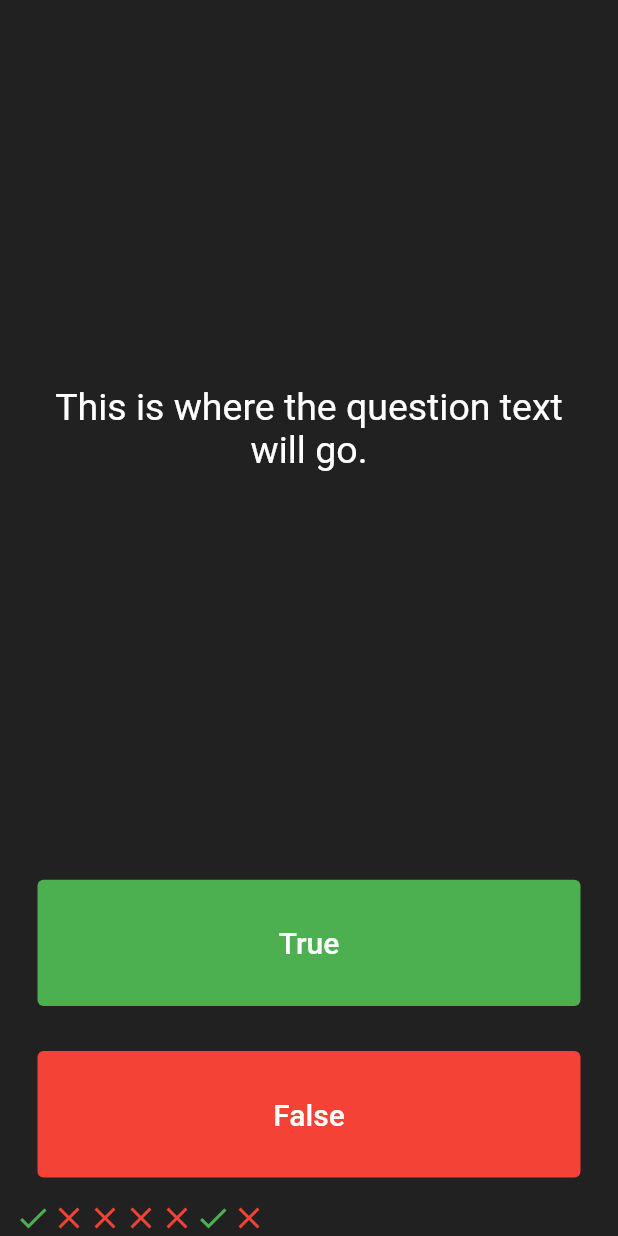
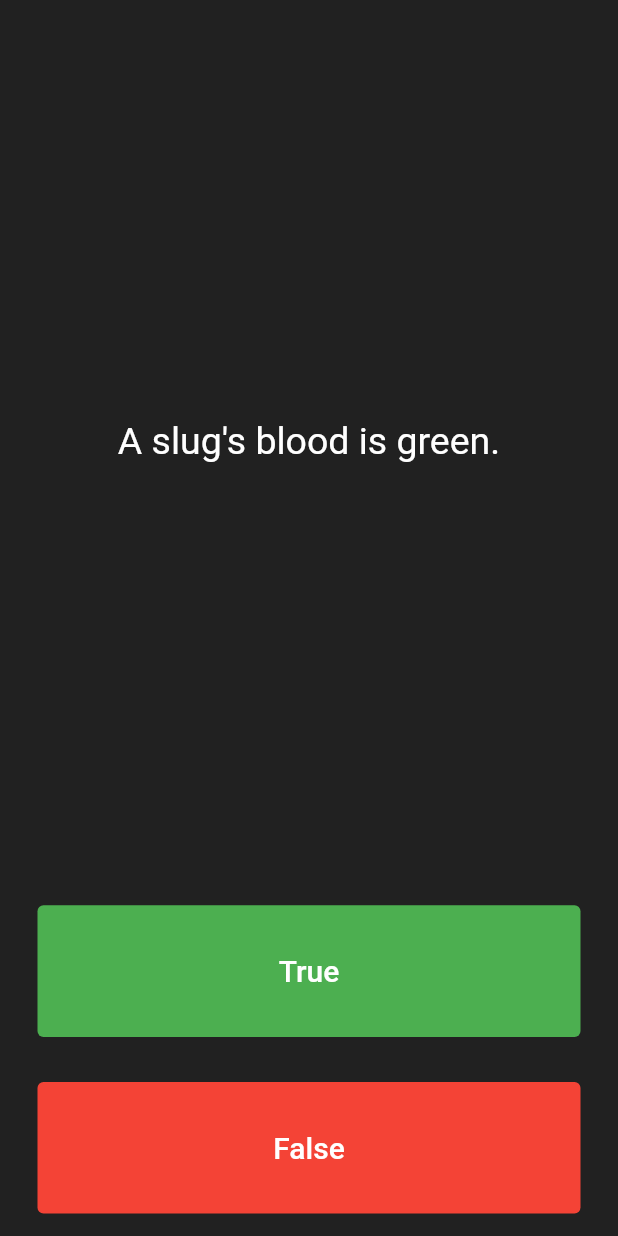
Before and after one commit to ahmed-mahraf/quizzler-flutter, a Flutter app: the screen it shows after launch, after a tap on "True", after a tap on "False", on a phone screen of 412 x 824 dp. Run offline on Flutter 3.47's test engine with Material 2 defaults, Android fonts, the phone set to English and light mode, and no system bars.

Commit message:
Display the questions

```diff
--- a/lib/main.dart
+++ b/lib/main.dart
@@ -25,28 +25,15 @@ class QuizPage extends StatefulWidget {
 }
 
 class _QuizPageState extends State<QuizPage> {
-  List<Icon> scoreKeeper = [
-    Icon(
-      Icons.check,
-      color: Colors.green,
-    ),
-    Icon(
-      Icons.close,
-      color: Colors.red,
-    ),
-    Icon(
-      Icons.close,
-      color: Colors.red,
-    ),
-    Icon(
-      Icons.close,
-      color: Colors.red,
-    ),
-    Icon(
-      Icons.close,
-      color: Colors.red,
-    ),
+  List<Icon> scoreKeeper = [];
+
+  List<String> questions = [
+    'You can lead a cow down stairs but not up stairs.',
+    'Approximately one quarter of human bones are in the feet.',
+    'A slug\'s blood is green.',
   ];
+
+  int questionNumber = 0;
 
   @override
   Widget build(BuildContext context) {
@@ -60,7 +47,7 @@ class _QuizPageState extends State<QuizPage> {
             padding: EdgeInsets.all(10.0),
             child: Center(
               child: Text(
-                'This is where the question text will go.',
+                questions[questionNumber],
                 textAlign: TextAlign.center,
                 style: TextStyle(
                   fontSize: 25.0,
@@ -86,12 +73,7 @@ class _QuizPageState extends State<QuizPage> {
               ),
               onPressed: () {
                 setState(() {
-                  scoreKeeper.add(
-                    Icon(
-                      Icons.check,
-                      color: Colors.green,
-                    ),
-                  );
+                  questionNumber++;
                 });
               },
             ),
@@ -113,12 +95,7 @@ class _QuizPageState extends State<QuizPage> {
               ),
               onPressed: () {
                 setState(() {
-                  scoreKeeper.add(
-                    Icon(
-                      Icons.close,
-                      color: Colors.red,
-                    ),
-                  );
+                  questionNumber++;
                 });
               },
             ),
@@ -133,7 +110,7 @@ class _QuizPageState extends State<QuizPage> {
 }
 
 /*
-question1: 'You can lead a cow down stairs but not up stairs.', false,
-question2: 'Approximately one quarter of human bones are in the feet.', true,
-question3: 'A slug\'s blood is green.', true,
+question1: , false,
+question2: , true,
+question3: , true,
 */
```
